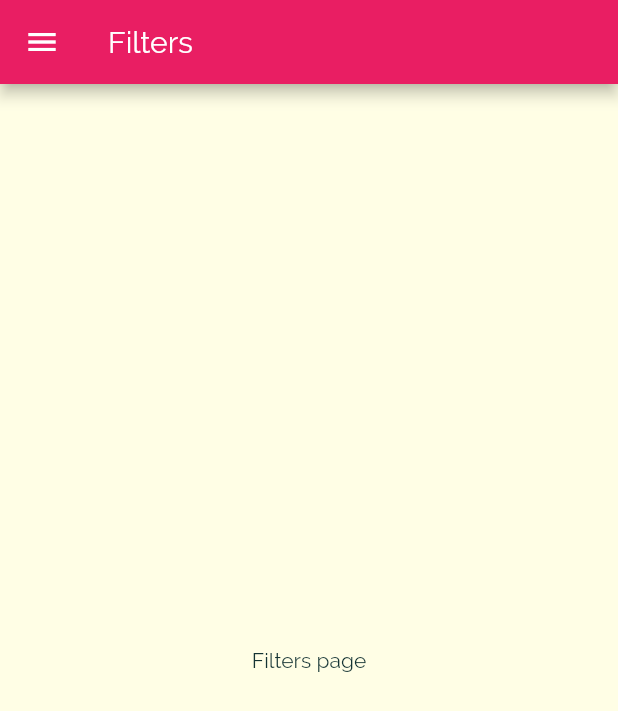
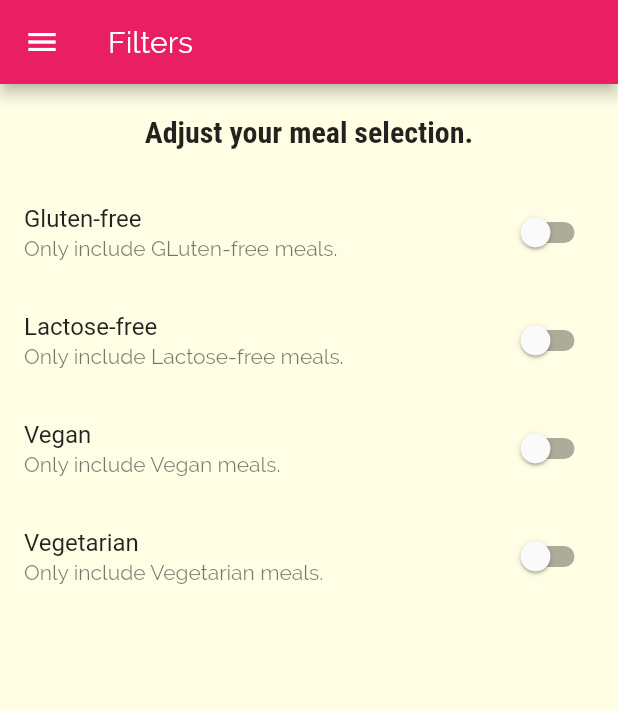
Before and after one commit to Mosquito1123/Hi-Meals-Meals-Meals-, a Flutter app: the FiltersScreen screen opened by its route, on a phone screen of 412 x 824 dp. Shown: the top 711 px of the screen. Run offline on Flutter 3.47's test engine with Material 2 defaults, Android fonts, the phone set to English and light mode, and no system bars.

Commit message:
fliters page structure and style

```diff
--- a/lib/screens/filters_screen.dart
+++ b/lib/screens/filters_screen.dart
@@ -2,8 +2,28 @@ import 'package:flutter/material.dart';
 
 import '../widgets/main_drawer.dart';
 
-class FiltersScreen extends StatelessWidget {
+class FiltersScreen extends StatefulWidget {
   static const routeName = '/filter';
+
+  @override
+  _FiltersScreenState createState() => _FiltersScreenState();
+}
+
+class _FiltersScreenState extends State<FiltersScreen> {
+  bool _isGlutenFree = false;
+  bool _isLactoseFree = false;
+  bool _isVegan = false;
+  bool _isVegetarian = false;
+
+  Widget _buildSwitchListTile(
+      String title, String description, bool currentValue, Function handler) {
+    return SwitchListTile(
+      title: Text(title),
+      value: currentValue,
+      subtitle: Text(description),
+      onChanged: handler,
+    );
+  }
 
   @override
   Widget build(BuildContext context) {
@@ -12,8 +32,54 @@ class FiltersScreen extends StatelessWidget {
       appBar: AppBar(
         title: Text('Filters'),
       ),
-      body: Center(
-        child: Text('Filters page'),
+      body: Column(
+        children: <Widget>[
+          Container(
+            margin: EdgeInsets.all(20),
+            child: Text(
+              'Adjust your meal selection.',
+              style: Theme.of(context).textTheme.title,
+            ),
+          ),
+          Expanded(
+            child: ListView(
+              children: <Widget>[
+                _buildSwitchListTile(
+                    'Gluten-free',
+                    'Only include GLuten-free meals.',
+                    _isGlutenFree, (newValue) {
+                  setState(() {
+                    _isGlutenFree = newValue;
+                  });
+                }),
+                _buildSwitchListTile(
+                    'Lactose-free',
+                    'Only include Lactose-free meals.',
+                    _isLactoseFree, (newValue) {
+                  setState(() {
+                    _isLactoseFree = newValue;
+                  });
+                }),
+                _buildSwitchListTile(
+                    'Vegan',
+                    'Only include Vegan meals.',
+                    _isVegan, (newValue) {
+                  setState(() {
+                    _isVegan = newValue;
+                  });
+                }),
+                _buildSwitchListTile(
+                    'Vegetarian',
+                    'Only include Vegetarian meals.',
+                    _isVegetarian, (newValue) {
+                  setState(() {
+                    _isVegetarian = newValue;
+                  });
+                }),
+              ],
+            ),
+          ),
+        ],
       ),
     );
   }
```
